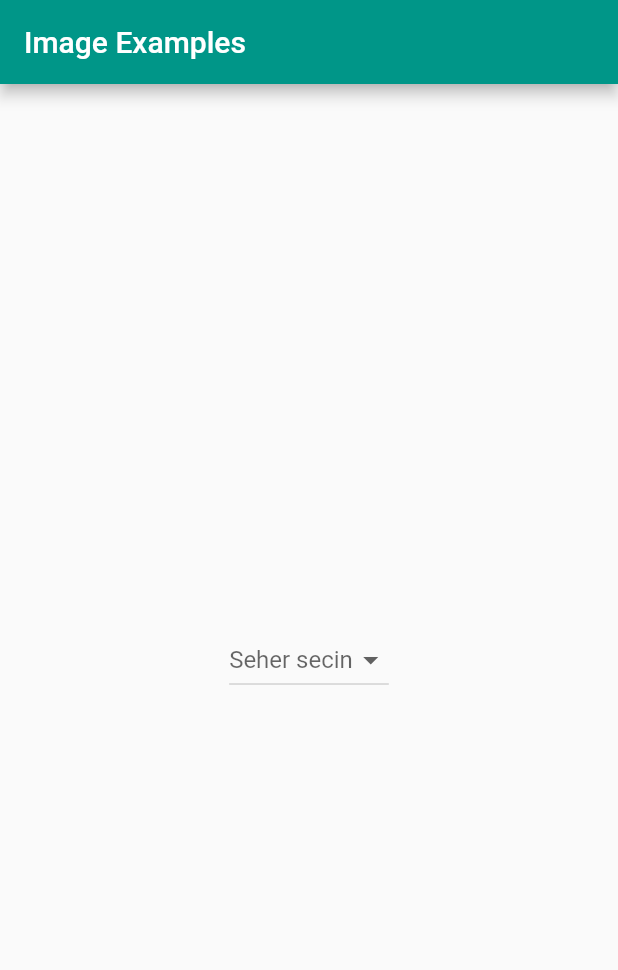
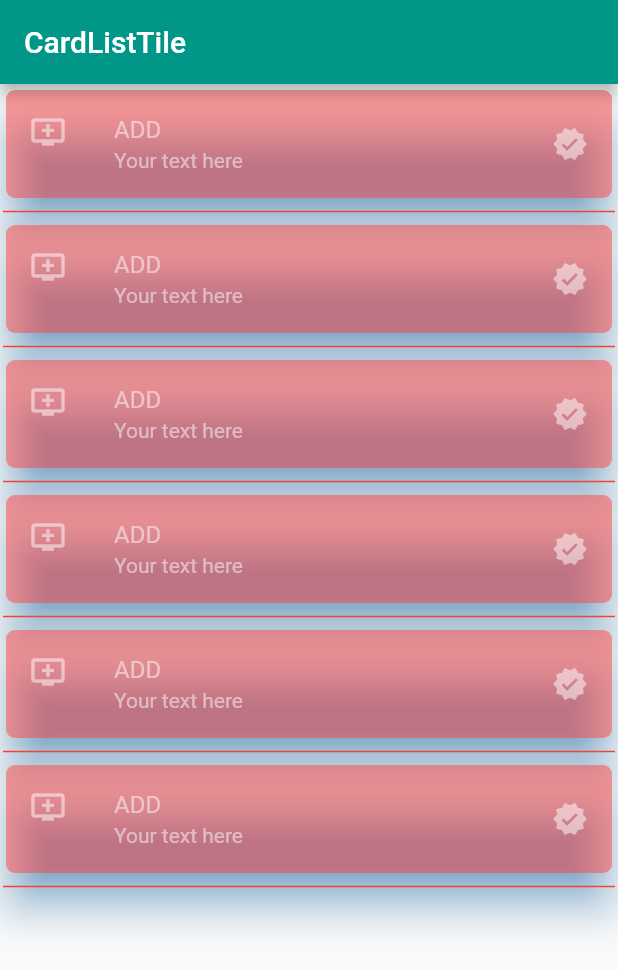
Before and after one commit to RustamovRRR/widgets, a Flutter app: the screen it shows after launch, on a phone screen of 412 x 824 dp. Shown: the top 970 px of the screen. Run offline on Flutter 3.47's test engine with Material 2 defaults, Android fonts, the phone set to English and light mode, and no system bars.

Commit message:
understanding card listtile and divider widgets

```diff
--- a/lib/main.dart
+++ b/lib/main.dart
@@ -1,7 +1,5 @@
 import "package:flutter/material.dart";
-import 'package:widgets/DropDownButtonUse.dart';
-import 'package:widgets/image_widgets.dart';
-import 'package:widgets/my_counter_page.dart';
+import 'package:widgets/scrolls/CardListTileUse.dart';
 
 void main() {
   runApp(MyApp());
@@ -24,15 +22,11 @@ class MyApp extends StatelessWidget {
                 shape: RoundedRectangleBorder(
                     borderRadius: BorderRadius.all(Radius.circular(10))))),
         textTheme: TextTheme(
-            headline1:
-                TextStyle(color: Colors.purple, fontWeight: FontWeight.bold)),
+            headline1: TextStyle(
+                color: Color.fromRGBO(156, 39, 176, 1),
+                fontWeight: FontWeight.bold)),
       ),
-      home: Scaffold(
-        appBar: AppBar(
-          title: Text("Image Examples"),
-        ),
-        body: DropDownButtonUse(),
-      ),
+      home: CardListTileUse(),
     );
   }
 }
--- /dev/null
+++ b/lib/scrolls/CardListTileUse.dart
@@ -0,0 +1,56 @@
+import 'package:flutter/material.dart';
+
+class CardListTileUse extends StatelessWidget {
+  const CardListTileUse({Key? key}) : super(key: key);
+
+  @override
+  Widget build(BuildContext context) {
+    return Scaffold(
+      appBar: AppBar(
+        title: Text("CardListTile"),
+      ),
+      body: Center(
+        child: Column(
+          children: [
+            tekListElemani(),
+            tekListElemani(),
+            tekListElemani(),
+            tekListElemani(),
+            tekListElemani(),
+            tekListElemani(),
+          ],
+        ),
+      ),
+    );
+  }
+
+  Column tekListElemani() {
+    return Column(
+      children: [
+        Card(
+          color: Color.fromARGB(255, 255, 68, 68).withOpacity(0.5),
+          shadowColor: Colors.blue,
+          elevation: 12,
+          shape: RoundedRectangleBorder(
+            borderRadius: BorderRadius.circular(6),
+          ),
+          child: ListTile(
+            textColor: Colors.white.withOpacity(0.5),
+            iconColor: Colors.white.withOpacity(0.5),
+            leading: Icon(Icons.add_to_queue),
+            subtitle: Text('Your text here'),
+            title: Text('ADD'),
+            trailing: Icon(Icons.verified),
+          ),
+        ),
+        Divider(
+          color: Colors.red,
+          thickness: 1,
+          height: 10,
+          indent: 2,
+          endIndent: 2,
+        ),
+      ],
+    );
+  }
+}
```
